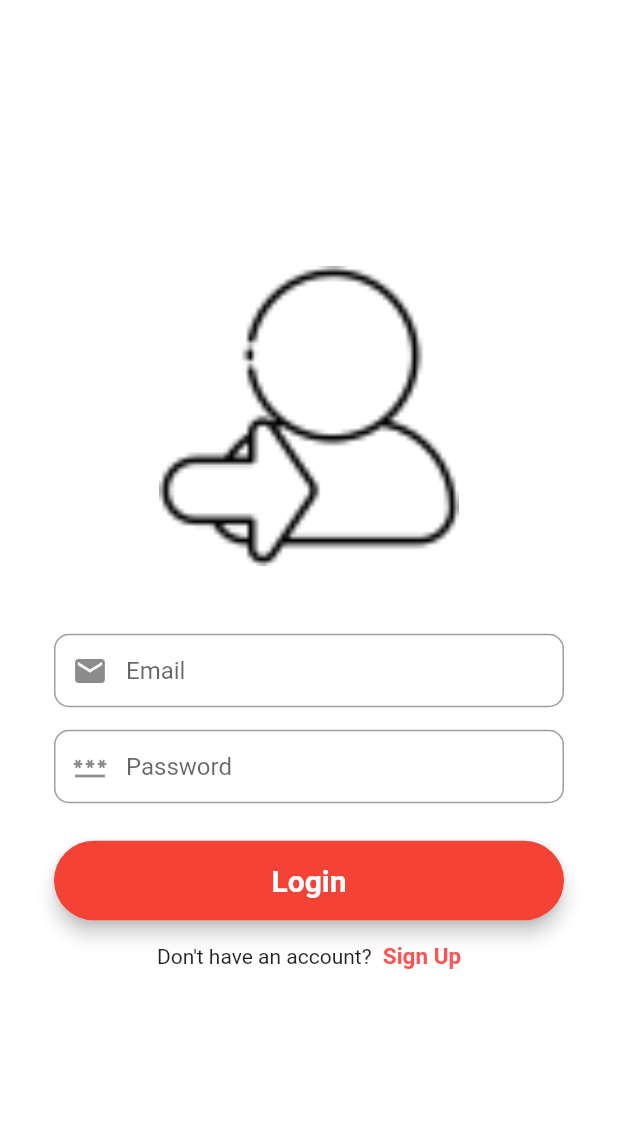
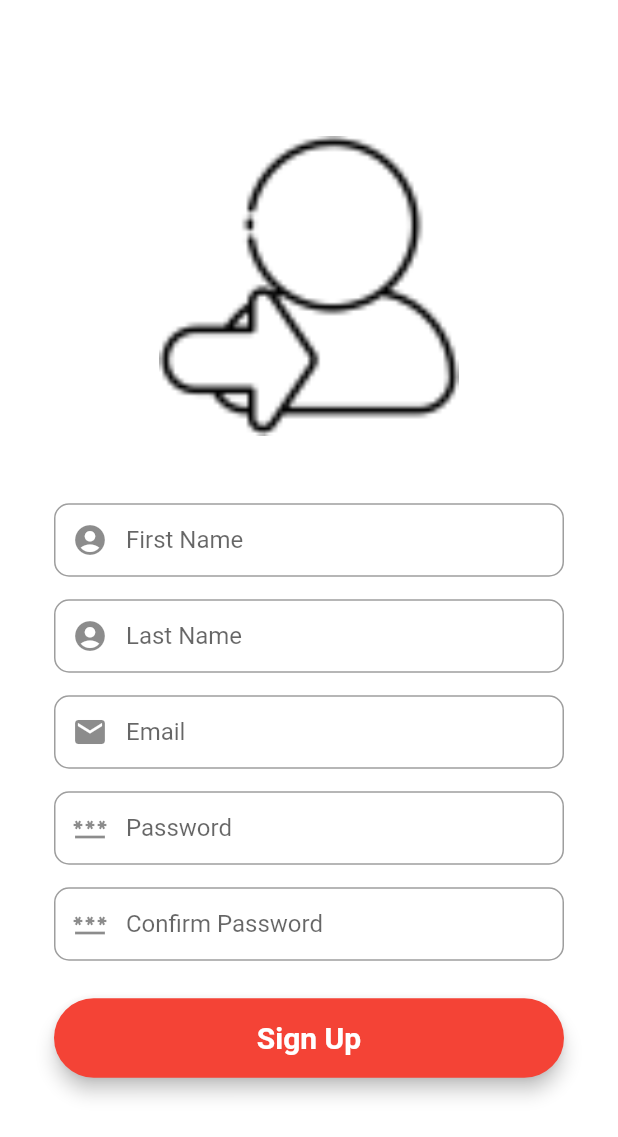
Before and after one commit to nihitkr/EngageChatApp, a Flutter app: the screen it shows after launch, on a phone screen of 412 x 824 dp. Shown: the top 1137 px of the screen. Run offline on Flutter 3.47's test engine with Material 2 defaults, Android fonts, the phone set to English and light mode, and no system bars.

Commit message:
Commit 2-Regn Screen

```diff
--- a/lib/main.dart
+++ b/lib/main.dart
@@ -1,4 +1,5 @@
 import 'package:engage_chat_app/screens/loginScreen.dart';
+import 'package:engage_chat_app/screens/registrationScreen.dart';
 import 'package:flutter/cupertino.dart';
 import 'package:flutter/material.dart';
 
@@ -16,7 +17,7 @@ class MyApp extends StatelessWidget {
       theme: ThemeData(
         primarySwatch: Colors.red,
       ),
-      home: LoginScreen(),
+      home: RegistrationScreen(),
     );
   }
 }
--- a/lib/screens/loginScreen.dart
+++ b/lib/screens/loginScreen.dart
@@ -1,6 +1,8 @@
 // ignore_for_file: file_names
 
 import 'package:flutter/material.dart';
+
+import 'registrationScreen.dart';
 
 class LoginScreen extends StatefulWidget {
   @override
@@ -77,6 +79,7 @@ class _LoginScreenState extends State<LoginScreen> {
         ),
       ),
     );
+
     return Scaffold(
       backgroundColor: Colors.white,
       body: Center(
@@ -110,7 +113,13 @@ class _LoginScreenState extends State<LoginScreen> {
                       children: [
                         Text("Don't have an account?"),
                         GestureDetector(
-                          onTap: () {},
+                          onTap: () {
+                            Navigator.push(
+                                context,
+                                MaterialPageRoute(
+                                    builder: (context) =>
+                                        RegistrationScreen()));
+                          },
                           child: Text(
                             "  Sign Up",
                             style: TextStyle(
--- a/lib/screens/registrationScreen.dart
+++ b/lib/screens/registrationScreen.dart
@@ -0,0 +1,187 @@
+// ignore_for_file: file_names
+
+import 'package:flutter/material.dart';
+
+class RegistrationScreen extends StatefulWidget {
+  @override
+  _RegistrationScreenState createState() => _RegistrationScreenState();
+}
+
+class _RegistrationScreenState extends State<RegistrationScreen> {
+  //Form Key
+  final _formKey = GlobalKey<FormState>();
+
+  //editing Controller
+  final firstNameEditingController = new TextEditingController();
+  final lastNameEditingController = new TextEditingController();
+  final emailEditingController = new TextEditingController();
+  final passwordEditingController = new TextEditingController();
+  final confirmPasswordEditingController = new TextEditingController();
+
+  @override
+  Widget build(BuildContext context) {
+    //First Name Field
+    final firstNameEditingField = TextFormField(
+      autofocus: false,
+      controller: firstNameEditingController,
+      keyboardType: TextInputType.name,
+      // validator: () {},
+      onSaved: (value) {
+        firstNameEditingController.text = value!;
+      },
+      textInputAction: TextInputAction.next,
+      decoration: InputDecoration(
+        prefixIcon: Icon(Icons.account_circle),
+        contentPadding: EdgeInsets.fromLTRB(20, 15, 20, 15),
+        hintText: "First Name",
+        border: OutlineInputBorder(
+          borderRadius: BorderRadius.circular(10),
+        ),
+      ),
+    );
+
+    //Last Name Field
+    final lastNameEditingField = TextFormField(
+      autofocus: false,
+      controller: lastNameEditingController,
+      keyboardType: TextInputType.name,
+      // validator: () {},
+      onSaved: (value) {
+        lastNameEditingController.text = value!;
+      },
+      textInputAction: TextInputAction.next,
+      decoration: InputDecoration(
+        prefixIcon: Icon(Icons.account_circle),
+        contentPadding: EdgeInsets.fromLTRB(20, 15, 20, 15),
+        hintText: "Last Name",
+        border: OutlineInputBorder(
+          borderRadius: BorderRadius.circular(10),
+        ),
+      ),
+    );
+
+    //Email Field
+    final emailEditingField = TextFormField(
+      autofocus: false,
+      controller: emailEditingController,
+      keyboardType: TextInputType.emailAddress,
+      // validator: () {},
+      onSaved: (value) {
+        emailEditingController.text = value!;
+      },
+      textInputAction: TextInputAction.next,
+      decoration: InputDecoration(
+        prefixIcon: Icon(Icons.mail),
+        contentPadding: EdgeInsets.fromLTRB(20, 15, 20, 15),
+        hintText: "Email",
+        border: OutlineInputBorder(
+          borderRadius: BorderRadius.circular(10),
+        ),
+      ),
+    );
+
+    //Password
+    final passwordEditingField = TextFormField(
+      autofocus: false,
+      controller: passwordEditingController,
+      obscureText: true,
+      // validator: () {},
+      onSaved: (value) {
+        passwordEditingController.text = value!;
+      },
+      textInputAction: TextInputAction.next,
+      decoration: InputDecoration(
+        prefixIcon: Icon(Icons.password),
+        contentPadding: EdgeInsets.fromLTRB(20, 15, 20, 15),
+        hintText: "Password",
+        border: OutlineInputBorder(
+          borderRadius: BorderRadius.circular(10),
+        ),
+      ),
+    );
+
+    //Confirm Password
+    final confirmPasswordEditingField = TextFormField(
+      autofocus: false,
+      controller: confirmPasswordEditingController,
+      obscureText: true,
+      // validator: () {},
+      onSaved: (value) {
+        confirmPasswordEditingController.text = value!;
+      },
+      textInputAction: TextInputAction.done,
+      decoration: InputDecoration(
+        prefixIcon: Icon(Icons.password),
+        contentPadding: EdgeInsets.fromLTRB(20, 15, 20, 15),
+        hintText: "Confirm Password",
+        border: OutlineInputBorder(
+          borderRadius: BorderRadius.circular(10),
+        ),
+      ),
+    );
+
+    //Sign Up Button
+    final signUpButton = Material(
+      elevation: 5,
+      borderRadius: BorderRadius.circular(30),
+      color: Colors.red,
+      child: MaterialButton(
+        onPressed: () {},
+        padding: EdgeInsets.fromLTRB(20, 15, 20, 15),
+        minWidth: MediaQuery.of(context).size.width,
+        child: Text(
+          "Sign Up",
+          textAlign: TextAlign.center,
+          style: TextStyle(
+            fontSize: 20,
+            color: Colors.white,
+            fontWeight: FontWeight.bold,
+          ),
+        ),
+      ),
+    );
+
+    return Scaffold(
+      backgroundColor: Colors.white,
+      body: Center(
+        child: SingleChildScrollView(
+          child: Container(
+            color: Colors.white,
+            child: Padding(
+              padding: const EdgeInsets.all(36.0),
+              child: Form(
+                key: _formKey,
+                child: Column(
+                  mainAxisAlignment: MainAxisAlignment.center,
+                  crossAxisAlignment: CrossAxisAlignment.center,
+                  children: <Widget>[
+                    SizedBox(
+                      height: 200,
+                      child: Image.asset(
+                        "assets/loginIcon.png",
+                        fit: BoxFit.contain,
+                      ),
+                    ),
+                    SizedBox(height: 45),
+                    firstNameEditingField,
+                    SizedBox(height: 15),
+                    lastNameEditingField,
+                    SizedBox(height: 15),
+                    emailEditingField,
+                    SizedBox(height: 15),
+                    passwordEditingField,
+                    SizedBox(height: 15),
+                    confirmPasswordEditingField,
+                    SizedBox(height: 25),
+                    signUpButton,
+                    SizedBox(height: 15),
+                  ],
+                ),
+              ),
+            ),
+          ),
+        ),
+      ),
+    );
+  }
+}
```
